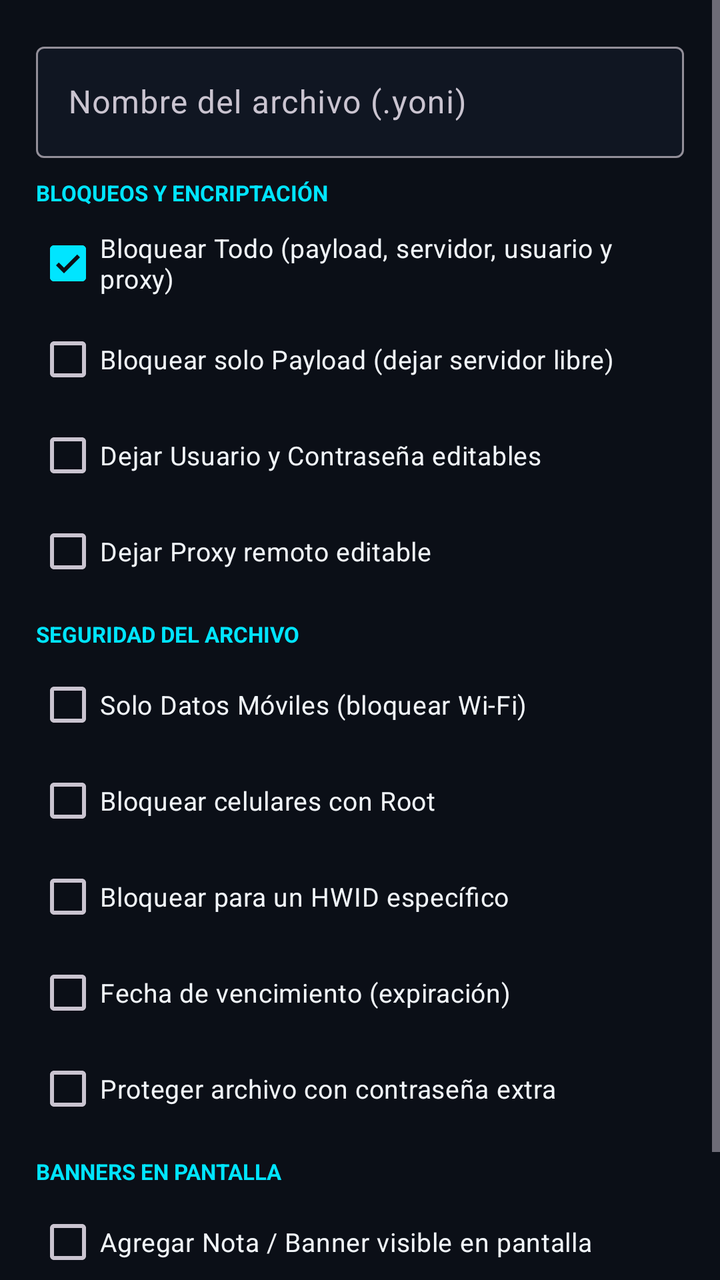
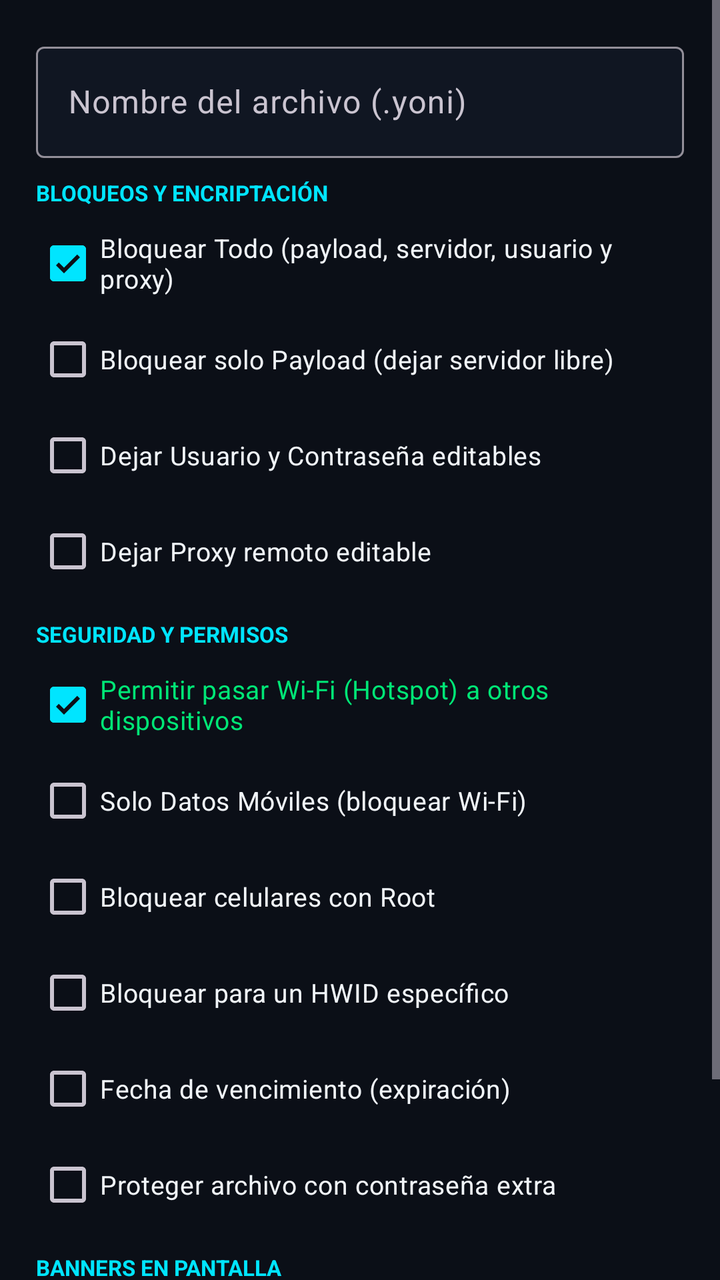

Screens rendered from an Android XML layout before and after an edit, with the pre-edit source and the edit as a unified diff.
<!-- AndroidManifest.xml: application theme Theme.HCYoni -->
<!-- res/layout/dialog_save_config.xml -->
<?xml version="1.0" encoding="utf-8"?>
<ScrollView xmlns:android="http://schemas.android.com/apk/res/android"
    xmlns:app="http://schemas.android.com/apk/res-auto"
    android:layout_width="match_parent"
    android:layout_height="wrap_content">

    <LinearLayout
        android:layout_width="match_parent"
        android:layout_height="wrap_content"
        android:orientation="vertical"
        android:padding="18dp">

        <com.google.android.material.textfield.TextInputLayout
            style="@style/Widget.Material3.TextInputLayout.OutlinedBox"
            android:layout_width="match_parent"
            android:layout_height="wrap_content"
            android:layout_marginBottom="10dp"
            android:hint="Nombre del archivo (.yoni)"
            app:boxBackgroundColor="@color/bg_input">

            <com.google.android.material.textfield.TextInputEditText
                android:id="@+id/etSaveFilename"
                android:layout_width="match_parent"
                android:layout_height="wrap_content"
                android:inputType="text"
                android:textColor="@color/text_primary" />
        </com.google.android.material.textfield.TextInputLayout>

        <TextView
            android:layout_width="wrap_content"
            android:layout_height="wrap_content"
            android:layout_marginBottom="4dp"
            android:text="BLOQUEOS Y ENCRIPTACIÓN"
            android:textColor="@color/accent_cyan"
            android:textSize="11sp"
            android:textStyle="bold" />

        <CheckBox
            android:id="@+id/cbLockAll"
            android:layout_width="match_parent"
            android:layout_height="wrap_content"
            android:checked="true"
            android:text="Bloquear Todo (payload, servidor, usuario y proxy)"
            android:textColor="@color/text_primary"
            android:textSize="13sp" />

        <CheckBox
            android:id="@+id/cbLockPayloadOnly"
            android:layout_width="match_parent"
            android:layout_height="wrap_content"
            android:text="Bloquear solo Payload (dejar servidor libre)"
            android:textColor="@color/text_primary"
            android:textSize="13sp" />

        <CheckBox
            android:id="@+id/cbUnlockUserPass"
            android:layout_width="match_parent"
            android:layout_height="wrap_content"
            android:text="Dejar Usuario y Contraseña editables"
            android:textColor="@color/text_primary"
            android:textSize="13sp" />

        <CheckBox
            android:id="@+id/cbUnlockProxy"
            android:layout_width="match_parent"
            android:layout_height="wrap_content"
            android:text="Dejar Proxy remoto editable"
            android:textColor="@color/text_primary"
            android:textSize="13sp" />

        <TextView
            android:layout_width="wrap_content"
            android:layout_height="wrap_content"
            android:layout_marginTop="10dp"
            android:layout_marginBottom="4dp"
            android:text="SEGURIDAD DEL ARCHIVO"
            android:textColor="@color/accent_cyan"
            android:textSize="11sp"
            android:textStyle="bold" />

        <CheckBox
            android:id="@+id/cbMobileDataOnly"
            android:layout_width="match_parent"
            android:layout_height="wrap_content"
            android:text="Solo Datos Móviles (bloquear Wi-Fi)"
            android:textColor="@color/text_primary"
            android:textSize="13sp" />

        <CheckBox
            android:id="@+id/cbBlockRoot"
            android:layout_width="match_parent"
            android:layout_height="wrap_content"
            android:text="Bloquear celulares con Root"
            android:textColor="@color/text_primary"
            android:textSize="13sp" />

        <CheckBox
            android:id="@+id/cbLockHwid"
            android:layout_width="match_parent"
            android:layout_height="wrap_content"
            android:text="Bloquear para un HWID específico"
            android:textColor="@color/text_primary"
            android:textSize="13sp" />

        <com.google.android.material.textfield.TextInputLayout
            android:id="@+id/tilSaveTargetHwid"
            style="@style/Widget.Material3.TextInputLayout.OutlinedBox"
            android:layout_width="match_parent"
            android:layout_height="wrap_content"
            android:layout_marginBottom="6dp"
            android:hint="HWID permitido (ej: HCY-XXXX-XXXX-XXXX)"
            android:visibility="gone"
            app:boxBackgroundColor="@color/bg_input">

            <com.google.android.material.textfield.TextInputEditText
                android:id="@+id/etSaveTargetHwid"
                android:layout_width="match_parent"
                android:layout_height="wrap_content"
                android:fontFamily="monospace"
                android:inputType="textCapCharacters|textNoSuggestions"
                android:textColor="@color/accent_cyan"
                android:textSize="13sp" />
        </com.google.android.material.textfield.TextInputLayout>

        <CheckBox
            android:id="@+id/cbLockExpired"
            android:layout_width="match_parent"
            android:layout_height="wrap_content"
            android:text="Fecha de vencimiento (expiración)"
            android:textColor="@color/text_primary"
            android:textSize="13sp" />

        <com.google.android.material.button.MaterialButton
            android:id="@+id/btnPickExpiryDate"
            style="@style/Widget.Material3.Button.OutlinedButton"
            android:layout_width="match_parent"
            android:layout_height="wrap_content"
            android:layout_marginBottom="6dp"
            android:text="Elegir fecha de vencimiento"
            android:textColor="@color/accent_amber"
            android:visibility="gone"
            app:strokeColor="@color/stroke_subtle" />

        <CheckBox
            android:id="@+id/cbUseFilePassword"
            android:layout_width="match_parent"
            android:layout_height="wrap_content"
            android:text="Proteger archivo con contraseña extra"
            android:textColor="@color/text_primary"
            android:textSize="13sp" />

        <com.google.android.material.textfield.TextInputLayout
            android:id="@+id/tilSaveFilePassword"
            style="@style/Widget.Material3.TextInputLayout.OutlinedBox"
            android:layout_width="match_parent"
            android:layout_height="wrap_content"
            android:layout_marginBottom="6dp"
            android:hint="Contraseña del archivo"
            android:visibility="gone"
            app:boxBackgroundColor="@color/bg_input"
            app:endIconMode="password_toggle">

            <com.google.android.material.textfield.TextInputEditText
                android:id="@+id/etSaveFilePassword"
                android:layout_width="match_parent"
                android:layout_height="wrap_content"
                android:inputType="textPassword"
                android:textColor="@color/text_primary" />
        </com.google.android.material.textfield.TextInputLayout>

        <TextView
            android:layout_width="wrap_content"
            android:layout_height="wrap_content"
            android:layout_marginTop="10dp"
            android:layout_marginBottom="4dp"
            android:text="BANNERS EN PANTALLA"
            android:textColor="@color/accent_cyan"
            android:textSize="11sp"
            android:textStyle="bold" />

        <CheckBox
            android:id="@+id/cbShowNote"
            android:layout_width="match_parent"
            android:layout_height="wrap_content"
            android:text="Agregar Nota / Banner visible en pantalla"
            android:textColor="@color/text_primary"
            android:textSize="13sp" />

        <com.google.android.material.textfield.TextInputLayout
            android:id="@+id/tilSaveNote"
            style="@style/Widget.Material3.TextInputLayout.OutlinedBox"
            android:layout_width="match_parent"
            android:layout_height="wrap_content"
            android:layout_marginBottom="6dp"
            android:hint="Texto del aviso o banner"
            android:visibility="gone"
            app:boxBackgroundColor="@color/bg_input">

            <com.google.android.material.textfield.TextInputEditText
                android:id="@+id/etSaveNote"
                android:layout_width="match_parent"
                android:layout_height="wrap_content"
                android:gravity="top|start"
                android:inputType="textMultiLine"
                android:maxLines="5"
                android:minLines="2"
                android:textColor="@color/text_primary" />
        </com.google.android.material.textfield.TextInputLayout>

        <CheckBox
            android:id="@+id/cbHideServerBanner"
            android:layout_width="match_parent"
            android:layout_height="wrap_content"
            android:text="Ocultar mensajes/banner propios de la VPS"
            android:textColor="@color/text_primary"
            android:textSize="13sp" />

    </LinearLayout>
</ScrollView>
<!-- resources referenced by this layout -->
<resources>
  <color name="accent_amber">#FFB300</color>
  <color name="accent_cyan">#00E5FF</color>
  <color name="bg_input">#101622</color>
  <color name="stroke_subtle">#28354E</color>
  <color name="text_primary">#F1F5F9</color>
  <style name="Theme.HCYoni" parent="Theme.Material3.Dark.NoActionBar">
          <item name="colorPrimary">@color/accent_cyan</item>
          <item name="colorOnPrimary">@color/bg_primary</item>
          <item name="colorSecondary">@color/accent_green</item>
          <item name="android:colorBackground">@color/bg_primary</item>
          <item name="colorSurface">@color/bg_surface</item>
          <item name="colorOnSurface">@color/text_primary</item>
          <item name="android:statusBarColor">@color/bg_primary</item>
          <item name="android:navigationBarColor">@color/bg_primary</item>
      </style>
  <color name="bg_primary">#0B0F17</color>
  <color name="accent_green">#00E676</color>
  <color name="bg_surface">#141B29</color>
</resources>

<!-- the commit's change to res/layout/dialog_save_config.xml (unified diff, before → after) -->
@@ -73,10 +73,19 @@
             android:layout_height="wrap_content"
             android:layout_marginTop="10dp"
             android:layout_marginBottom="4dp"
-            android:text="SEGURIDAD DEL ARCHIVO"
+            android:text="SEGURIDAD Y PERMISOS"
             android:textColor="@color/accent_cyan"
             android:textSize="11sp"
             android:textStyle="bold" />
+
+        <CheckBox
+            android:id="@+id/cbAllowWifiShare"
+            android:layout_width="match_parent"
+            android:layout_height="wrap_content"
+            android:checked="true"
+            android:text="Permitir pasar Wi-Fi (Hotspot) a otros dispositivos"
+            android:textColor="@color/accent_green"
+            android:textSize="13sp" />
 
         <CheckBox
             android:id="@+id/cbMobileDataOnly"
@@ -182,7 +191,7 @@
             android:id="@+id/cbShowNote"
             android:layout_width="match_parent"
             android:layout_height="wrap_content"
-            android:text="Agregar Nota / Banner visible en pantalla"
+            android:text="Agregar Nota / Banner HTML visible en pantalla"
             android:textColor="@color/text_primary"
             android:textSize="13sp" />
 
@@ -192,7 +201,7 @@
             android:layout_width="match_parent"
             android:layout_height="wrap_content"
             android:layout_marginBottom="6dp"
-            android:hint="Texto del aviso o banner"
+            android:hint="Texto o código HTML del banner"
             android:visibility="gone"
             app:boxBackgroundColor="@color/bg_input">
 
@@ -202,7 +211,7 @@
                 android:layout_height="wrap_content"
                 android:gravity="top|start"
                 android:inputType="textMultiLine"
-                android:maxLines="5"
+                android:maxLines="6"
                 android:minLines="2"
                 android:textColor="@color/text_primary" />
         </com.google.android.material.textfield.TextInputLayout>
